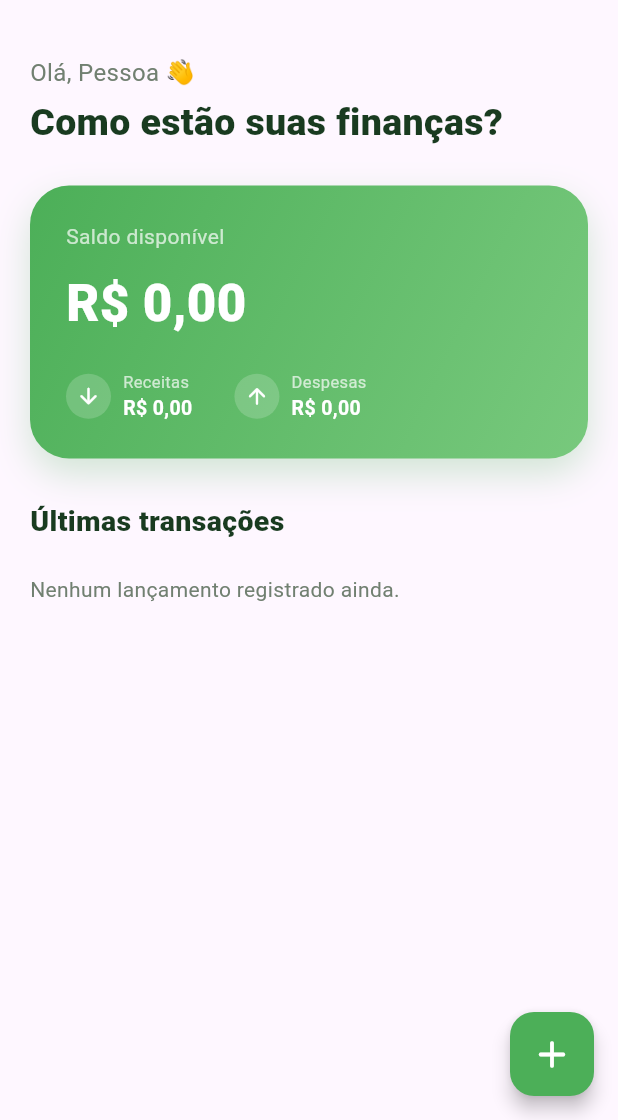
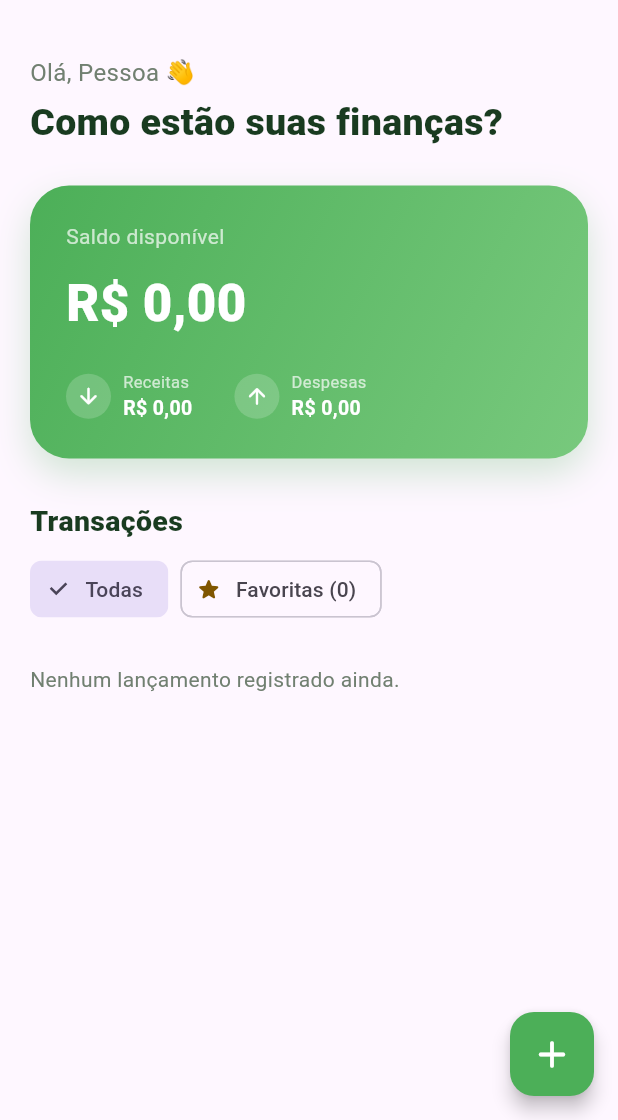
Before and after one commit to rafaelDebarba/flutter, a Flutter app: the HomePage screen opened directly, on a phone screen of 412 x 824 dp, the part 116-1236 px from its top. Run offline on Flutter 3.47's test engine with Material 3 defaults, Android fonts, the phone set to English and light mode, and no system bars; our stand-ins replace material_ui, shared_preferences, sqflite, sqflite_common_ffi, sqflite_common_ffi_web; accounts and stored records are empty.

Commit message:
feat: adicionar favoritos às transações do SaldoZen

```diff
--- a/lib/features/home/finance_provider.dart
+++ b/lib/features/home/finance_provider.dart
@@ -9,12 +9,19 @@ class FinanceProvider extends ChangeNotifier {
 
   final FinanceTransactionRepository _repository;
   List<FinanceTransaction> _transactions = [];
+  final Set<int> _pendingFavorites = {};
+  bool _disposed = false;
   bool _isLoading = true;
   bool _hasLoaded = false;
   String? _loadError;
   Future<void>? _loadingFuture;
 
   List<FinanceTransaction> get transactions => List.unmodifiable(_transactions);
+  List<FinanceTransaction> get favoriteTransactions =>
+      List.unmodifiable(_transactions.where((item) => item.isFavorite));
+
+  bool isUpdatingFavorite(int id) => _pendingFavorites.contains(id);
+
   bool get isLoading => _isLoading;
   String? get loadError => _loadError;
 
@@ -62,8 +69,26 @@ class FinanceProvider extends ChangeNotifier {
     notifyListeners();
   }
 
+  Future<void> toggleFavorite(int id) async {
+    if (!_pendingFavorites.add(id)) return;
+
+    try {
+      final index = _transactions.indexWhere((item) => item.id == id);
+      if (index == -1) throw StateError('Lançamento não encontrado: $id');
+      final current = _transactions[index];
+      final updated = current.withFavorite(!current.isFavorite);
+      notifyListeners();
+      await _repository.setFavorite(id, updated.isFavorite);
+      _transactions[index] = updated;
+    } finally {
+      _pendingFavorites.remove(id);
+      if (!_disposed) notifyListeners();
+    }
+  }
+
   @override
   void dispose() {
+    _disposed = true;
     _repository.close();
     super.dispose();
   }
--- a/lib/features/home/home_page.dart
+++ b/lib/features/home/home_page.dart
@@ -14,6 +14,10 @@ class HomePage extends StatefulWidget {
 }
 
 class _HomePageState extends State<HomePage> {
+  static const _favoriteColor = Color(0xFF805600);
+  static const _favoriteBackground = Color(0xFFFFF4D6);
+  bool _onlyFavorites = false;
+
   static String _formatCurrency(int amountInCents) {
     final absoluteAmount = amountInCents.abs();
     final wholePart = (absoluteAmount ~/ 100).toString().replaceAllMapped(
@@ -59,6 +63,16 @@ class _HomePageState extends State<HomePage> {
     }
   }
 
+  Future<void> _toggleFavorite(int id) async {
+    try {
+      await context.read<FinanceProvider>().toggleFavorite(id);
+    } catch (_) {
+      if (mounted) {
+        _showMessage('Não foi possível atualizar o favorito. Tente novamente.');
+      }
+    }
+  }
+
   void _showMessage(String message) {
     ScaffoldMessenger.of(context)
       ..hideCurrentSnackBar()
@@ -69,6 +83,10 @@ class _HomePageState extends State<HomePage> {
   Widget build(BuildContext context) {
     final finance = context.watch<FinanceProvider>();
     final profile = context.watch<FinancialProfileProvider>();
+    final favorites = finance.favoriteTransactions;
+    final visibleTransactions = _onlyFavorites
+        ? favorites
+        : finance.transactions;
 
     return Scaffold(
       body: SafeArea(
@@ -180,18 +198,12 @@ class _HomePageState extends State<HomePage> {
                       child: Column(
                         crossAxisAlignment: CrossAxisAlignment.start,
                         children: [
-                          Row(
-                            mainAxisAlignment: MainAxisAlignment.spaceBetween,
-                            children: [
                           const Text(
                             'Saldo disponível',
                             style: TextStyle(
                               color: Colors.white70,
                               fontSize: 14,
                             ),
-                              ),
-
-                            ],
                           ),
 
                           const SizedBox(height: 10),
@@ -207,14 +219,15 @@ class _HomePageState extends State<HomePage> {
 
                           const SizedBox(height: 20),
 
-                          Row(
+                          Wrap(
+                            spacing: 28,
+                            runSpacing: 12,
                             children: [
                               _balanceInfo(
                                 'Receitas',
                                 _formatCurrency(finance.incomeInCents),
                                 Icons.arrow_downward_rounded,
                               ),
-                              const SizedBox(width: 28),
                               _balanceInfo(
                                 'Despesas',
                                 _formatCurrency(finance.expenseInCents),
@@ -229,11 +242,8 @@ class _HomePageState extends State<HomePage> {
                     const SizedBox(height: 28),
 
                     // TRANSAÇÕES
-                    Row(
-                      mainAxisAlignment: MainAxisAlignment.spaceBetween,
-                      children: [
                     const Text(
-                          'Últimas transações',
+                      'Transações',
                       style: TextStyle(
                         fontSize: 19,
                         fontWeight: FontWeight.w800,
@@ -241,10 +251,33 @@ class _HomePageState extends State<HomePage> {
                       ),
                     ),
 
+                    if (!finance.isLoading && finance.loadError == null)
+                      Padding(
+                        padding: const EdgeInsets.symmetric(vertical: 8),
+                        child: Wrap(
+                          spacing: 8,
+                          runSpacing: 4,
+                          children: [
+                            ChoiceChip(
+                              label: const Text('Todas'),
+                              selected: !_onlyFavorites,
+                              onSelected: (_) =>
+                                  setState(() => _onlyFavorites = false),
+                            ),
+                            ChoiceChip(
+                              avatar: const Icon(
+                                Icons.star_rounded,
+                                color: _favoriteColor,
+                              ),
+                              label: Text('Favoritas (${favorites.length})'),
+                              selected: _onlyFavorites,
+                              selectedColor: _favoriteBackground,
+                              onSelected: (_) =>
+                                  setState(() => _onlyFavorites = true),
+                            ),
                           ],
                         ),
-
-                    const SizedBox(height: 4),
+                      ),
 
                     if (finance.loadError != null)
                       Padding(
@@ -266,16 +299,20 @@ class _HomePageState extends State<HomePage> {
                         padding: EdgeInsets.symmetric(vertical: 18),
                         child: Center(child: CircularProgressIndicator()),
                       )
-                    else if (finance.transactions.isEmpty)
-                      const Padding(
-                        padding: EdgeInsets.symmetric(vertical: 18),
+                    else if (visibleTransactions.isEmpty)
+                      Padding(
+                        padding: const EdgeInsets.symmetric(vertical: 18),
                         child: Text(
-                          'Nenhum lançamento registrado ainda.',
-                          style: TextStyle(color: Color(0xFF718071)),
+                          _onlyFavorites
+                              ? 'Nenhum favorito ainda. Em Todas, toque na estrela de um lançamento.'
+                              : 'Nenhum lançamento registrado ainda.',
+                          style: const TextStyle(color: Color(0xFF718071)),
                         ),
                       )
                     else
-                      ...finance.transactions.reversed.map(_buildTransaction),
+                      ...visibleTransactions.reversed.map(
+                        (item) => _buildTransaction(item, finance),
+                      ),
 
                     const SizedBox(height: 90),
                   ],
@@ -298,7 +335,10 @@ class _HomePageState extends State<HomePage> {
     );
   }
 
-  Widget _buildTransaction(FinanceTransaction transaction) {
+  Widget _buildTransaction(
+    FinanceTransaction transaction,
+    FinanceProvider finance,
+  ) {
     final isIncome = transaction.type == TransactionType.income;
     final color = isIncome
         ? Colors.green
@@ -308,7 +348,25 @@ class _HomePageState extends State<HomePage> {
         : _categoryIcon(transaction.category);
     final sign = isIncome ? '+ ' : '- ';
 
+    final id = transaction.id;
+    final isFavorite = transaction.isFavorite;
     return _transaction(
+      isFavorite: isFavorite,
+      favoriteButton: IconButton(
+        tooltip: isFavorite
+            ? 'Remover dos favoritos'
+            : 'Adicionar aos favoritos',
+        isSelected: isFavorite,
+        style: IconButton.styleFrom(
+          foregroundColor: _favoriteColor,
+          backgroundColor: isFavorite ? _favoriteBackground : null,
+        ),
+        onPressed: id == null || finance.isUpdatingFavorite(id)
+            ? null
+            : () => _toggleFavorite(id),
+        icon: const Icon(Icons.star_border_rounded),
+        selectedIcon: const Icon(Icons.star_rounded),
+      ),
       icon: icon,
       title: transaction.title,
       category: transaction.category,
@@ -340,6 +398,7 @@ class _HomePageState extends State<HomePage> {
 
   static Widget _balanceInfo(String title, String value, IconData icon) {
     return Row(
+      mainAxisSize: MainAxisSize.min,
       children: [
         Container(
           width: 30,
@@ -378,6 +437,8 @@ class _HomePageState extends State<HomePage> {
     required String category,
     required String value,
     required Color color,
+    required bool isFavorite,
+    required Widget favoriteButton,
     bool income = false,
   }) {
     return Container(
@@ -386,6 +447,9 @@ class _HomePageState extends State<HomePage> {
       decoration: BoxDecoration(
         color: Colors.white,
         borderRadius: BorderRadius.circular(18),
+        border: Border.all(
+          color: isFavorite ? const Color(0xFFE8CD89) : const Color(0xFFF0F3EF),
+        ),
       ),
       child: Row(
         children: [
@@ -407,6 +471,8 @@ class _HomePageState extends State<HomePage> {
               children: [
                 Text(
                   title,
+                  maxLines: 2,
+                  overflow: TextOverflow.ellipsis,
                   style: const TextStyle(
                     fontWeight: FontWeight.bold,
                     fontSize: 14,
@@ -425,14 +491,22 @@ class _HomePageState extends State<HomePage> {
             ),
           ),
 
-          Text(
+          const SizedBox(width: 8),
+          Flexible(
+            child: Text(
               value,
+              textAlign: TextAlign.end,
               style: TextStyle(
                 fontWeight: FontWeight.bold,
                 fontSize: 14,
-              color: income ? const Color(0xFF4CAF58) : const Color(0xFF263526),
+                color: income
+                    ? const Color(0xFF4CAF58)
+                    : const Color(0xFF263526),
               ),
             ),
+          ),
+          const SizedBox(width: 4),
+          favoriteButton,
         ],
       ),
     );
--- a/lib/features/home/transaction_form.dart
+++ b/lib/features/home/transaction_form.dart
@@ -6,6 +6,7 @@ enum TransactionType { income, expense }
 class FinanceTransaction {
   const FinanceTransaction({
     this.id,
+    this.isFavorite = false,
     required this.title,
     required this.category,
     required this.amountInCents,
@@ -13,6 +14,7 @@ class FinanceTransaction {
   });
 
   final int? id;
+  final bool isFavorite;
   final String title;
   final String category;
   final int amountInCents;
@@ -20,10 +22,20 @@ class FinanceTransaction {
 
   FinanceTransaction withId(int id) => FinanceTransaction(
     id: id,
+    isFavorite: isFavorite,
     title: title,
     category: category,
     amountInCents: amountInCents,
     type: type,
+  );
+
+  FinanceTransaction withFavorite(bool isFavorite) => FinanceTransaction(
+    id: id,
+    title: title,
+    category: category,
+    amountInCents: amountInCents,
+    type: type,
+    isFavorite: isFavorite,
   );
 
   Map<String, Object> toJson() => {
@@ -31,10 +43,12 @@ class FinanceTransaction {
     'category': category,
     'amountInCents': amountInCents,
     'type': type.name,
+    'isFavorite': isFavorite,
   };
 
   factory FinanceTransaction.fromJson(Map<String, dynamic> json) {
     return FinanceTransaction(
+      isFavorite: json['isFavorite'] == true,
       title: json['title'] as String,
       category: json['category'] as String,
       amountInCents: json['amountInCents'] as int,
```
Also changed, not shown: lib/features/home/finance_transaction_repository.dart (+31 -8 lines), pubspec.lock, 1 other file. Lines whose indentation alone changed are shown as unchanged.
